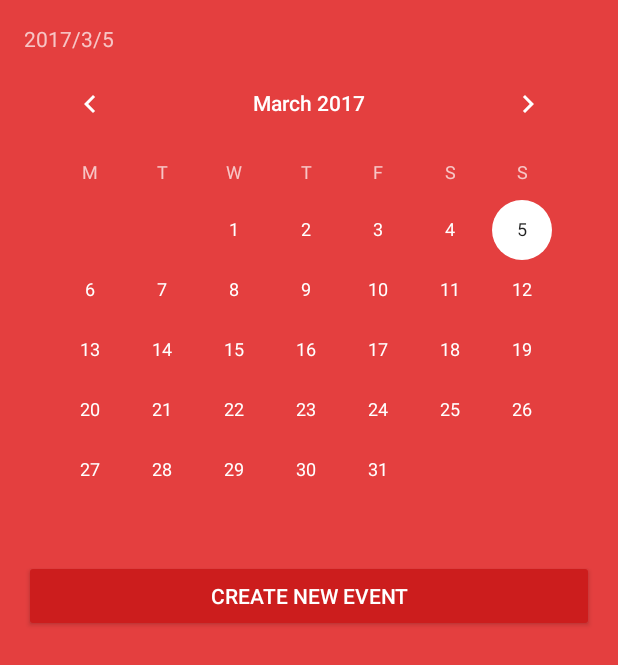
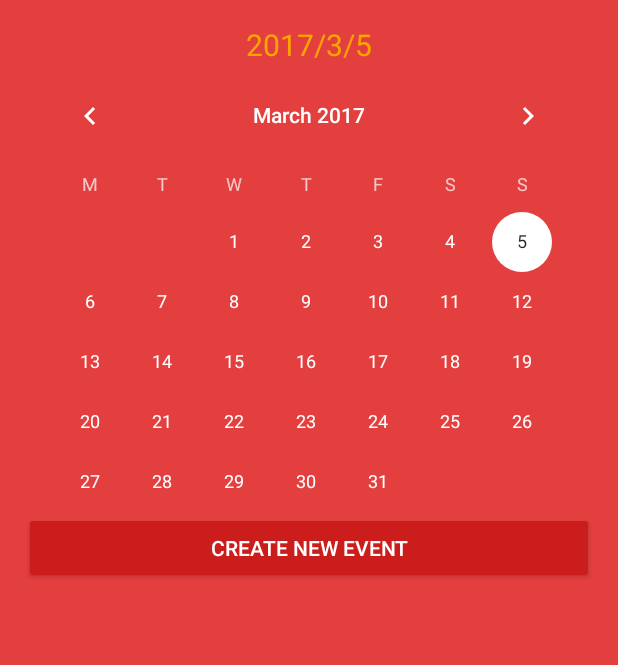
Before and after one commit to team-placeholder/plan-it, an Android app: the fragment CalendarFragmentView placed in its activity, on a phone screen of 412 x 824 dp. Shown: the top 665 px of the screen. Run offline under Robolectric (Android 15) with nearby library versions, the phone set to English and light mode, and no system bars; our stand-ins replace Dagger/Hilt's generated code, RxJava; libraries missing offline, so code that uses them is left out: com.koushikdutta.async, com.koushikdutta.ion, com.mikepenz.materialdrawer, com.wdullaer.materialdatetimepicker; pictures from the network do not load; 4 statements that could not run were skipped.

Commit message:
updated UI to calendar view

```diff
--- a/app/src/main/res/layout/fragment_calendar_view.xml
+++ b/app/src/main/res/layout/fragment_calendar_view.xml
@@ -6,10 +6,6 @@
     <RelativeLayout
         android:layout_width="match_parent"
         android:layout_height="match_parent">
-    <ScrollView
-        android:id="@+id/scrollView"
-        android:layout_width="match_parent"
-        android:layout_height="wrap_content">
     <!-- TODO: Update blank fragment layout -->
     <LinearLayout
         android:orientation="vertical"
@@ -18,30 +14,31 @@
 
         <TextView
             android:id="@+id/tv_message"
-            android:layout_width="match_parent"
-            android:layout_height="match_parent"
+            android:layout_gravity="center_horizontal"
+            android:layout_width="wrap_content"
+            android:layout_height="wrap_content"
+            android:textSize="20dp"
+            android:textColor="@color/orange"
             android:text="@string/hello_blank_fragment" />
 
         <CalendarView
             android:id="@+id/cv_events"
             android:layout_width="match_parent"
             android:layout_height="wrap_content" />
-
-
-
         <Button
+            android:layout_marginTop="-40dp"
             android:id="@+id/btn_create_event"
             android:layout_width="match_parent"
             android:layout_height="wrap_content"
             android:text="Create New Event"/>
+        <ListView
+            android:id="@+id/lv_events"
+
+            android:layout_width="match_parent"
+            android:layout_height="match_parent"/>
 
     </LinearLayout>
-    </ScrollView>
 
-    <ListView
-        android:id="@+id/lv_events"
-        android:layout_below="@+id/scrollView"
-        android:layout_width="match_parent"
-        android:layout_height="match_parent"/>
+
     </RelativeLayout>
 </FrameLayout>
```
